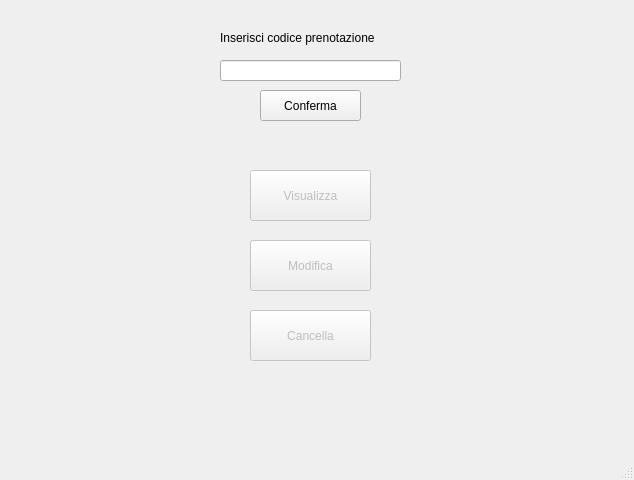
Above: Progetto copia/Qt/gest_pren_cli.ui from manufara/Ingegneria-del-Software before the change. Below: the same form after it.
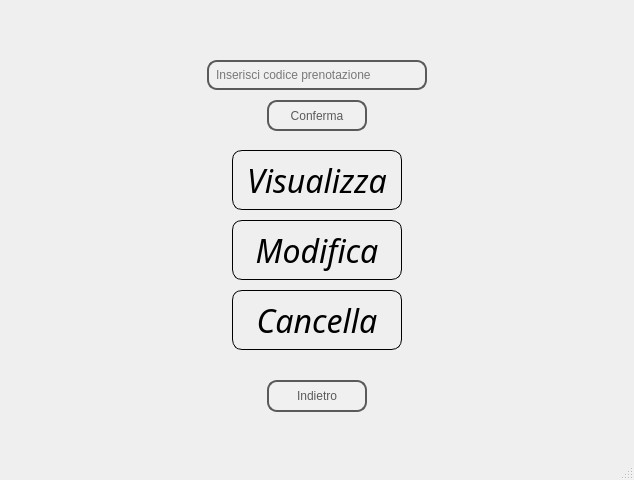
That is the form after the change. Icons and pictures are not drawn.

The edit to the form file:
```diff
--- a/Progetto copia/Qt/gest_pren_cli.ui
+++ b/Progetto copia/Qt/gest_pren_cli.ui
@@ -10,92 +10,215 @@
     <height>480</height>
    </rect>
   </property>
+  <property name="cursor">
+   <cursorShape>PointingHandCursor</cursorShape>
+  </property>
   <property name="windowTitle">
    <string>Ristorante Emilia</string>
   </property>
   <widget class="QWidget" name="centralwidget">
+   <widget class="QLabel" name="label_2">
+    <property name="geometry">
+     <rect>
+      <x>0</x>
+      <y>0</y>
+      <width>641</width>
+      <height>431</height>
+     </rect>
+    </property>
+    <property name="styleSheet">
+     <string notr="true">background-image: url(/Users/emanuelefaraglia/Downloads/Sfondo.jpg);
+background-position: center;
+background-repeat: no-repeat;</string>
+    </property>
+    <property name="text">
+     <string/>
+    </property>
+   </widget>
    <widget class="QPushButton" name="but_modifica">
     <property name="enabled">
      <bool>false</bool>
     </property>
     <property name="geometry">
      <rect>
-      <x>250</x>
-      <y>240</y>
-      <width>121</width>
-      <height>51</height>
+      <x>232</x>
+      <y>220</y>
+      <width>170</width>
+      <height>60</height>
      </rect>
     </property>
+    <property name="font">
+     <font>
+      <family>Apple Chancery</family>
+      <pointsize>24</pointsize>
+      <italic>true</italic>
+     </font>
+    </property>
+    <property name="styleSheet">
+     <string notr="true">QPushButton {
+    border: 2px solid #5A5A5A;
+    border-radius: 10px;
+    padding: 5px;
+    color: black;
+    border: 1px solid black;  /* Bordo del pulsante */
+}
+
+QPushButton:hover {
+    background-color: lightgray;  /* Cambia colore al passaggio del mouse */
+}</string>
+    </property>
     <property name="text">
      <string>Modifica</string>
     </property>
    </widget>
+   <widget class="QPushButton" name="indietro">
+    <property name="geometry">
+     <rect>
+      <x>267</x>
+      <y>380</y>
+      <width>100</width>
+      <height>32</height>
+     </rect>
+    </property>
+    <property name="styleSheet">
+     <string notr="true">QPushButton {
+        border: 2px solid #5A5A5A;
+        border-radius: 10px;
+        padding: 5px;
+        background-color: #F0F0F0;
+        color: #5A5A5A;
+    }
+    QPushButton:hover {
+        background-color: #D3D3D3;
+    }
+    QPushButton:pressed {
+        background-color: #A9A9A9;
+    }</string>
+    </property>
+    <property name="text">
+     <string>Indietro</string>
+    </property>
+   </widget>
+   <widget class="QPushButton" name="but_conferma">
+    <property name="geometry">
+     <rect>
+      <x>267</x>
+      <y>100</y>
+      <width>100</width>
+      <height>31</height>
+     </rect>
+    </property>
+    <property name="styleSheet">
+     <string notr="true">QPushButton {
+        border: 2px solid #5A5A5A;
+        border-radius: 10px;
+        padding: 5px;
+        background-color: #F0F0F0;
+        color: #5A5A5A;
+    }
+    QPushButton:hover {
+        background-color: #D3D3D3;
+    }
+    QPushButton:pressed {
+        background-color: #A9A9A9;
+    }</string>
+    </property>
+    <property name="text">
+     <string>Conferma</string>
+    </property>
+   </widget>
    <widget class="QPushButton" name="but_cancella">
     <property name="enabled">
      <bool>false</bool>
     </property>
     <property name="geometry">
      <rect>
-      <x>250</x>
-      <y>310</y>
-      <width>121</width>
-      <height>51</height>
+      <x>232</x>
+      <y>290</y>
+      <width>170</width>
+      <height>60</height>
      </rect>
     </property>
+    <property name="font">
+     <font>
+      <family>Apple Chancery</family>
+      <pointsize>24</pointsize>
+      <italic>true</italic>
+     </font>
+    </property>
+    <property name="styleSheet">
+     <string notr="true">QPushButton {
+    border: 2px solid #5A5A5A;
+    border-radius: 10px;
+    padding: 5px;
+    color: black;
+    border: 1px solid black;  /* Bordo del pulsante */
+}
+
+QPushButton:hover {
+    background-color: lightgray;  /* Cambia colore al passaggio del mouse */
+}</string>
+    </property>
     <property name="text">
      <string>Cancella</string>
     </property>
    </widget>
-   <widget class="QPushButton" name="but_visualizza">
-    <property name="enabled">
-     <bool>false</bool>
-    </property>
-    <property name="geometry">
-     <rect>
-      <x>250</x>
-      <y>170</y>
-      <width>121</width>
-      <height>51</height>
-     </rect>
-    </property>
-    <property name="text">
-     <string>Visualizza</string>
-    </property>
-   </widget>
-   <widget class="QLabel" name="label">
-    <property name="geometry">
-     <rect>
-      <x>220</x>
-      <y>30</y>
-      <width>181</width>
-      <height>16</height>
-     </rect>
-    </property>
-    <property name="text">
-     <string>Inserisci codice prenotazione</string>
-    </property>
-   </widget>
    <widget class="QLineEdit" name="lineEdit">
     <property name="geometry">
      <rect>
-      <x>220</x>
+      <x>207</x>
       <y>60</y>
-      <width>181</width>
-      <height>21</height>
+      <width>220</width>
+      <height>30</height>
      </rect>
     </property>
+    <property name="styleSheet">
+     <string notr="true">QLineEdit {
+	color: rgb(0, 0, 0);
+                border: 2px solid #5A5A5A;           /* Colore del bordo */
+                border-radius: 10px;                  /* Arrotondamento degli angoli */
+                padding: 5px;                         /* Padding interno */
+                background-color: #F0F0F0;            /* Colore di sfondo */
+            }</string>
+    </property>
+    <property name="placeholderText">
+     <string>Inserisci codice prenotazione</string>
+    </property>
    </widget>
-   <widget class="QPushButton" name="but_conferma">
+   <widget class="QPushButton" name="but_visualizza">
+    <property name="enabled">
+     <bool>false</bool>
+    </property>
     <property name="geometry">
      <rect>
-      <x>260</x>
-      <y>90</y>
-      <width>101</width>
-      <height>31</height>
+      <x>232</x>
+      <y>150</y>
+      <width>170</width>
+      <height>60</height>
      </rect>
     </property>
+    <property name="font">
+     <font>
+      <family>Apple Chancery</family>
+      <pointsize>24</pointsize>
+      <italic>true</italic>
+     </font>
+    </property>
+    <property name="styleSheet">
+     <string notr="true">QPushButton {
+    border: 2px solid #5A5A5A;
+    border-radius: 10px;
+    padding: 5px;
+    color: black;
+    border: 1px solid black;  /* Bordo del pulsante */
+}
+
+QPushButton:hover {
+    background-color: lightgray;  /* Cambia colore al passaggio del mouse */
+}</string>
+    </property>
     <property name="text">
-     <string>Conferma</string>
+     <string>Visualizza</string>
     </property>
    </widget>
   </widget>
```
